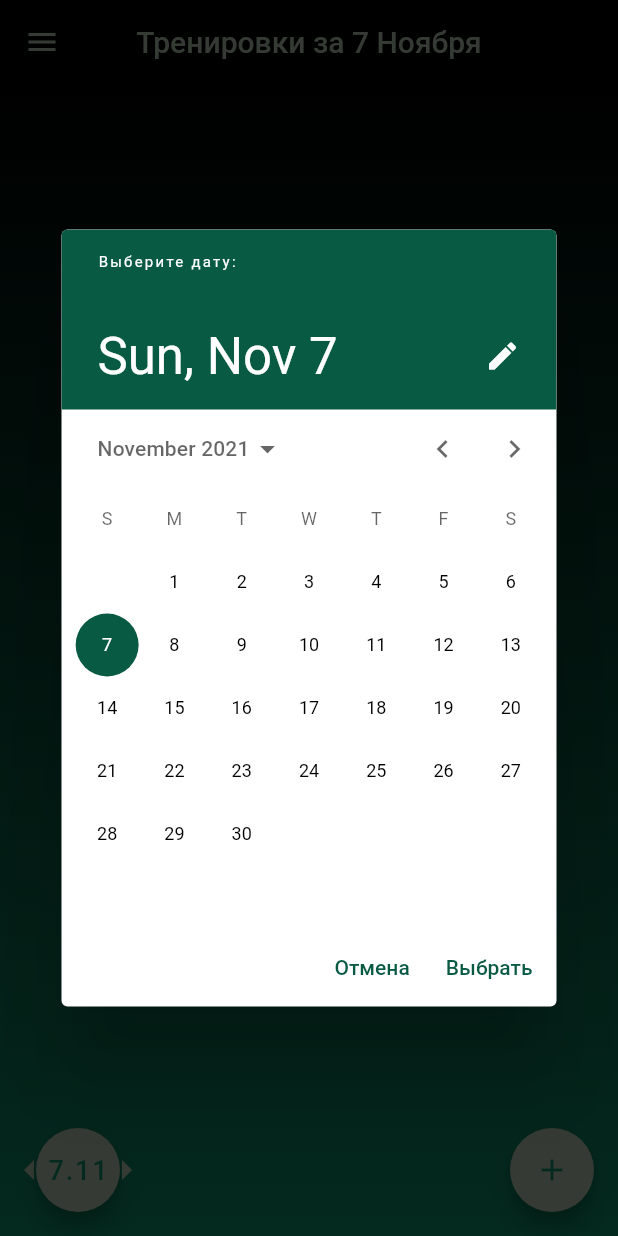
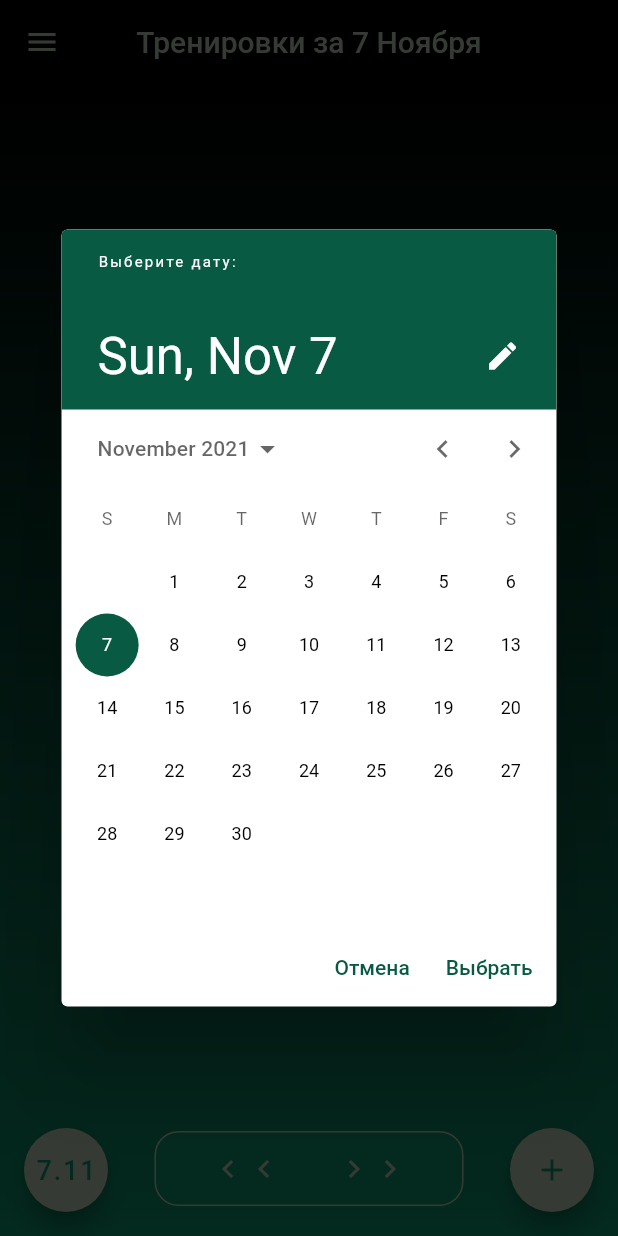
Before and after one commit to rdv8/workout_done, a Flutter app: the screen it shows once a user with an empty profile is signed in, after a tap on an icon or button, on a phone screen of 412 x 824 dp. Run offline on Flutter 3.47's test engine with Material 2 defaults, Android fonts, the phone set to English and light mode, and no system bars; our stand-ins replace cloud_firestore, firebase_auth, firebase_core, flutter_bloc; accounts and stored records are empty.

Commit message:
add splash,block observer, fix status bar color,

```diff
--- /dev/null
+++ b/flutter_native_splash.yaml
@@ -0,0 +1,9 @@
+flutter_native_splash:
+  color: "#085a42"
+  #background_image: "assets/background.png"
+  #image: assets/splash.png
+  #android: true
+  #ios: true
+  #web: false
+  #android_gravity: bottom
+  #ios_content_mode: bottom
--- /dev/null
+++ b/lib/bloc_observer/app_bloc_observer.dart
@@ -0,0 +1,39 @@
+import 'package:flutter_bloc/flutter_bloc.dart';
+
+class AppBlocObserver extends BlocObserver {
+  // @override
+  // void onCreate(BlocBase bloc) {
+  //   super.onCreate(bloc);
+  //   print('█ onCreate -- ${bloc.runtimeType} █');
+  // }
+
+  // @override
+  // void onEvent(Bloc bloc, Object? event) {
+  //   super.onEvent(bloc, event);
+  //   print('█ onEvent -- ${bloc.runtimeType}, $event █');
+  // }
+
+  // @override
+  // void onChange(BlocBase bloc, Change change) {
+  //   super.onChange(bloc, change);
+  //   print('█ onChange -- ${bloc.runtimeType}, $change █');
+  // }
+
+  // @override
+  // void onTransition(Bloc bloc, Transition transition) {
+  //   super.onTransition(bloc, transition);
+  //   print('█ onTransition -- ${bloc.runtimeType}, $transition █');
+  // }
+
+  // @override
+  // void onError(BlocBase bloc, Object error, StackTrace stackTrace) {
+  //   print('█ onError -- ${bloc.runtimeType}, $error █');
+  //   super.onError(bloc, error, stackTrace);
+  // }
+
+  // @override
+  // void onClose(BlocBase bloc) {
+  //   super.onClose(bloc);
+  //   print('█ onClose -- ${bloc.runtimeType} █');
+  // }
+}
--- a/lib/constants/app_theme.dart
+++ b/lib/constants/app_theme.dart
@@ -7,7 +7,7 @@ class AppTheme{
     backgroundColor: AppColors.mainColor,
     scaffoldBackgroundColor: AppColors.mainColor,
     appBarTheme: AppBarTheme(
-      brightness: Brightness.light,
+      brightness: Brightness.dark,
       iconTheme: IconThemeData(color: AppColors.lightColor),
       color: Colors.black,
       elevation: 10,
--- a/lib/main.dart
+++ b/lib/main.dart
@@ -1,7 +1,9 @@
 import 'package:firebase_auth/firebase_auth.dart';
 import 'package:firebase_core/firebase_core.dart';
 import 'package:flutter/material.dart';
+import 'package:flutter_bloc/flutter_bloc.dart';
 import 'package:provider/provider.dart';
+import 'package:workout_done/bloc_observer/app_bloc_observer.dart';
 import 'package:workout_done/constants/app_theme.dart';
 import 'package:workout_done/network/firebase_auth.dart';
 import 'package:workout_done/network/firebase_data.dart';
@@ -16,6 +18,7 @@ void main() async {
   await Firebase.initializeApp();
   print('___Initialed User___${FirebaseAuth.instance.currentUser?.uid}');
  //todo сделать инициализацию списков клиентов и тренировок до открытие приложения?
+  Bloc.observer = AppBlocObserver();
   runApp(
     MultiProvider(
       providers: [
--- a/lib/screens/main_screen/main_screen.dart
+++ b/lib/screens/main_screen/main_screen.dart
@@ -30,8 +30,7 @@ class MainScreen extends StatelessWidget {
         }
       },
       buildWhen: (previous, current) => current is DataMainScreenState,
-      builder: (context, state) => SafeArea(
-        child: Stack(
+      builder: (context, state) => Stack(
         children: [
           Scaffold(
             floatingActionButton: Row(
@@ -51,7 +50,6 @@ class MainScreen extends StatelessWidget {
             child: CustomCircularIndicator(),
           )
         ],
-        ),
       ),
     );
   }
@@ -87,10 +85,12 @@ class _Body extends StatelessWidget {
           mainAxisAlignment: MainAxisAlignment.center,
           children: [
             context.read<WorkoutListRepository>().getWorkoutDayList.length == 0
-                ? Center(
+                ? Expanded(
+                    child: Center(
                       child: Text(
                         'За этот день не проведено ни одной тренировки.',
                         style: TextStyle(color: AppColors.accentColor),
+                      ),
                     ),
                   )
                 : Expanded(
@@ -170,6 +170,55 @@ class _Body extends StatelessWidget {
                               ))));
                         }),
                   ),
+            GestureDetector(
+              onHorizontalDragEnd: (details) {
+                if (details.primaryVelocity != null) {
+                  if (details.primaryVelocity! > 0) {
+                    context.read<MainScreenModel>().pickedDate = context
+                        .read<MainScreenModel>()
+                        .pickedDate
+                        .subtract(Duration(days: 1));
+                    context.read<MainScreenBloc>().add(
+                        ChangeDayWorkoutMainScreenEvent(
+                            date: context.read<MainScreenModel>().pickedDate));
+
+                  } else if (details.primaryVelocity! < 0) {
+                    context.read<MainScreenModel>().pickedDate = context
+                        .read<MainScreenModel>()
+                        .pickedDate
+                        .add(Duration(days: 1));
+                    context.read<MainScreenBloc>().add(
+                        ChangeDayWorkoutMainScreenEvent(
+                            date: context.read<MainScreenModel>().pickedDate));
+
+                  }
+                }
+              },
+              child: Container(
+                child: Row(
+                  mainAxisAlignment: MainAxisAlignment.spaceEvenly,
+                  children: [
+                    Row(children: [
+                      Icon(Icons.chevron_left,color: AppColors.lightColor,),
+                      Icon(Icons.chevron_left,color: AppColors.lightColor,),
+                    ],),
+                    Row(children: [
+                      Icon(Icons.chevron_right,color: AppColors.lightColor,),
+                      Icon(Icons.chevron_right,color: AppColors.lightColor,),
+                    ],)
+
+                ],),
+                height: 50,
+                width: MediaQuery.of(context).size.width / 2,
+                decoration: BoxDecoration(
+                    border: Border.all(color: AppColors.lightColor),
+                    borderRadius: BorderRadius.circular(16),
+                    color: AppColors.mainColor),
+              ),
+            ),
+            const SizedBox(
+              height: 20,
+            ),
           ],
         ),
       ],
@@ -177,42 +226,14 @@ class _Body extends StatelessWidget {
   }
 }
 
-//todo сделать отобрежение по датам Лучше!
-class _DateButton extends StatefulWidget {
+
+class _DateButton extends StatelessWidget {
   const _DateButton({Key? key}) : super(key: key);
 
   @override
-  __DateButtonState createState() => __DateButtonState();
-}
-
-class __DateButtonState extends State<_DateButton> {
-  @override
   Widget build(BuildContext context) {
     return Padding(
-      padding: const EdgeInsets.only(left: 20.0),
-      child: Stack(
-        children: [
-          Padding(
-            padding: const EdgeInsets.only(top: 12),
-            child: GestureDetector(
-                onTap: () {
-                  context.read<MainScreenModel>().pickedDate = context
-                      .read<MainScreenModel>()
-                      .pickedDate
-                      .subtract(Duration(days: 1));
-                  setState(() {});
-                  context.read<MainScreenBloc>().add(
-                      ChangeDayWorkoutMainScreenEvent(
-                          date: context.read<MainScreenModel>().pickedDate));
-                },
-                child: Icon(
-                  Icons.arrow_left,
-                  color: AppColors.lightColor,
-                  size: 32,
-                )),
-          ),
-          Padding(
-            padding: const EdgeInsets.only(left: 20),
+      padding: const EdgeInsets.only(left: 32),
       child: FloatingActionButton(
         backgroundColor: AppColors.lightColor,
         child: Text(
@@ -235,33 +256,10 @@ class __DateButtonState extends State<_DateButton> {
                       .read<MainScreenModel>()
                       .pickedDate =
                   value ?? context.read<MainScreenModel>().pickedDate);
-                setState(() {});
           context.read<MainScreenBloc>().add(
               ChangeDayWorkoutMainScreenEvent(
                   date: context.read<MainScreenModel>().pickedDate));
         },
-            ),
-          ),
-          Padding(
-            padding: const EdgeInsets.only(left: 64.0, top: 12),
-            child: GestureDetector(
-                onTap: () {
-                  context.read<MainScreenModel>().pickedDate = context
-                      .read<MainScreenModel>()
-                      .pickedDate
-                      .add(Duration(days: 1));
-                  setState(() {});
-                  context.read<MainScreenBloc>().add(
-                      ChangeDayWorkoutMainScreenEvent(
-                          date: context.read<MainScreenModel>().pickedDate));
-                },
-                child: Icon(
-                  Icons.arrow_right,
-                  color: AppColors.lightColor,
-                  size: 32,
-                )),
-          ),
-        ],
       ),
     );
   }
@@ -274,6 +272,7 @@ class _CustomDrawer extends StatelessWidget {
   Widget build(BuildContext context) {
     return Drawer(
       child: Container(
+        padding: const EdgeInsets.only(top: 48),
         width: MediaQuery.of(context).size.width,
         height: MediaQuery.of(context).size.height,
         decoration: BoxDecoration(
--- a/lib/screens/sign_in_screen/sign_in_screen.dart
+++ b/lib/screens/sign_in_screen/sign_in_screen.dart
@@ -1,6 +1,5 @@
 import 'package:flutter/cupertino.dart';
 import 'package:flutter/material.dart';
-import 'package:flutter/services.dart';
 import 'package:flutter_bloc/flutter_bloc.dart';
 import 'package:provider/provider.dart';
 import 'package:workout_done/constants/app_theme.dart';
@@ -15,7 +14,6 @@ class SignInScreen extends StatelessWidget {
 
   @override
   Widget build(BuildContext context) {
-    SystemChrome.setSystemUIOverlayStyle(SystemUiOverlayStyle());
     return BlocConsumer<SignInScreenBloc, SignInScreenState>(
       listener: (context, state) {
         if (state is ErrorSignInScreenState) {
--- a/lib/screens/statistic_screen/statistic_screen.dart
+++ b/lib/screens/statistic_screen/statistic_screen.dart
@@ -28,6 +28,8 @@ class StatisticScreen extends StatelessWidget {
                   ),
                   body:
                   GradientContainer(
+                    child: Padding(
+                      padding: const EdgeInsets.all(20.0),
                       child: Column(
                         crossAxisAlignment: CrossAxisAlignment.start,
                         children: [
@@ -45,11 +47,11 @@ class StatisticScreen extends StatelessWidget {
                           ),
                           ...state.statisticList.entries.map(
                             (workout) => Container(
-                            width: 100,
+                              width: MediaQuery.of(context).size.width/2,
                               child: Row(
                                 mainAxisAlignment: MainAxisAlignment.spaceBetween,
                                 children: [
-                                Text('${workout.key}',style: TextStyle(color: AppColors.accentColor),),
+                                  Expanded(child: Text('${workout.key}',style: TextStyle(color: AppColors.accentColor),)),
                                   const SizedBox(
                                     width: 8,
                                   ),
@@ -79,6 +81,7 @@ class StatisticScreen extends StatelessWidget {
                         ],
                       ),
                     ),
+                  ),
                 )
               : SizedBox.shrink(),
     );
```
Also changed, not shown: pubspec.yaml (+9 -0 lines), pubspec.lock, 14 other files. Lines whose indentation alone changed are shown as unchanged.
